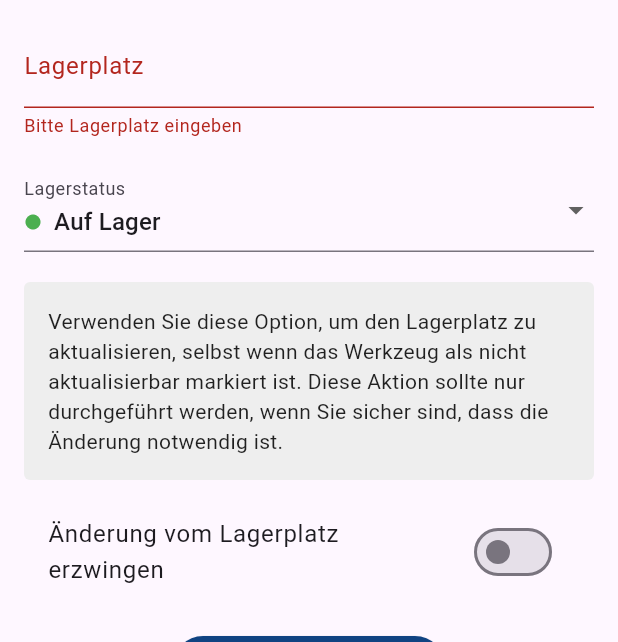
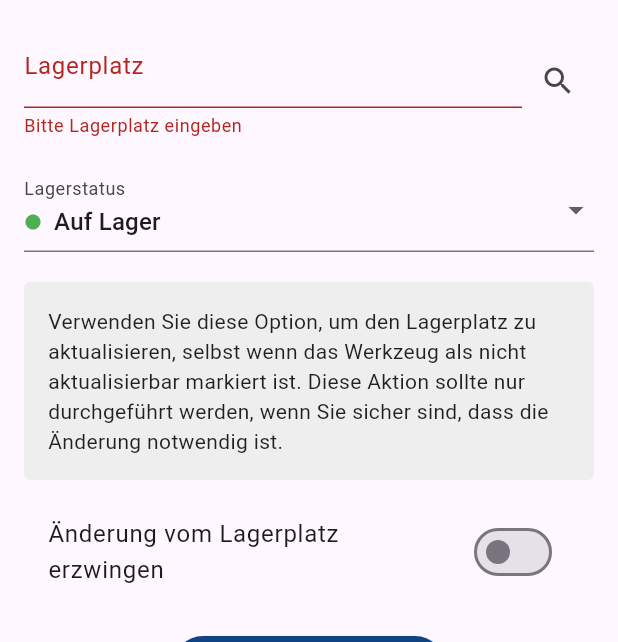
Before and after one commit to svenger87/ttp_urlcompleter, a Flutter app: the EditToolScreen screen opened directly with empty values, after a tap on "Lagerplatz speichern", on a phone screen of 412 x 824 dp, the part 84-726 px from its top. Run offline on Flutter 3.47's test engine with Material 3 defaults, Android fonts, the phone set to English and light mode, and no system bars; our stand-ins replace flutter_typeahead, shared_preferences, vibration, video_player; missing offline and left inert: flutter_webview_plugin, pdfx, qr_code_scanner, video_player_win, webview_windows, window_manager; accounts and stored records are empty; network calls fail.

Commit message:
Add free_storages_screen to select free storage

```diff
--- a/lib/edit_tool_screen.dart
+++ b/lib/edit_tool_screen.dart
@@ -1,8 +1,9 @@
-// ignore_for_file: library_private_types_in_public_api, use_build_context_synchronouslyyy
+// ignore_for_file: library_private_types_in_public_api, use_build_context_synchronously, prefer_const_constructors
 
 import 'package:flutter/material.dart';
 import 'tool_service.dart';
 import 'tool.dart';
+import 'free_storages_screen.dart';
 
 class EditToolScreen extends StatefulWidget {
   final Tool tool;
@@ -14,7 +15,7 @@ class EditToolScreen extends StatefulWidget {
 
 class _EditToolScreenState extends State<EditToolScreen> {
   final _formKey = GlobalKey<FormState>();
-  late String _storageLocation;
+  late TextEditingController _storageLocationController;
   late String _storageStatus;
   bool _isLoading = false;
   bool _hasError = false;
@@ -23,7 +24,10 @@ class _EditToolScreenState extends State<EditToolScreen> {
   @override
   void initState() {
     super.initState();
-    _storageLocation = widget.tool.storageLocation;
+
+    // Initialize the controller with the existing storage location
+    _storageLocationController =
+        TextEditingController(text: widget.tool.storageLocation);
 
     // Normalize _storageStatus to lowercase for case-insensitive handling
     _storageStatus = widget.tool.storageStatus.toLowerCase();
@@ -31,6 +35,27 @@ class _EditToolScreenState extends State<EditToolScreen> {
     // Ensure _storageStatus matches one of the dropdown values
     if (_storageStatus != 'in stock' && _storageStatus != 'out of stock') {
       _storageStatus = 'in stock'; // Default to 'in stock' if no match
+    }
+  }
+
+  @override
+  void dispose() {
+    // Dispose the controller when the widget is disposed
+    _storageLocationController.dispose();
+    super.dispose();
+  }
+
+  Future<void> _selectFreeStorage() async {
+    final selectedStorage = await Navigator.push<String>(
+      context,
+      MaterialPageRoute(builder: (context) => FreeStoragesScreen()),
+    );
+
+    if (selectedStorage != null) {
+      setState(() {
+        // Update the text field's value via the controller
+        _storageLocationController.text = selectedStorage;
+      });
     }
   }
 
@@ -47,7 +72,7 @@ class _EditToolScreenState extends State<EditToolScreen> {
     try {
       final result = await ToolService().updateTool(
         widget.tool.id,
-        _storageLocation,
+        _storageLocationController.text, // Use the controller's value
         storageStatus: _storageStatus,
         doNotUpdate: doNotUpdate,
         forceUpdate: _forceUpdate,
@@ -59,7 +84,7 @@ class _EditToolScreenState extends State<EditToolScreen> {
         );
         Navigator.pop(context);
       } else if (result == 'ignored') {
-        if (_storageLocation.toLowerCase() !=
+        if (_storageLocationController.text.toLowerCase() !=
             widget.tool.storageLocation.toLowerCase()) {
           ScaffoldMessenger.of(context).showSnackBar(
             const SnackBar(
@@ -171,21 +196,28 @@ class _EditToolScreenState extends State<EditToolScreen> {
                     child: Column(
                       crossAxisAlignment: CrossAxisAlignment.start,
                       children: [
-                        TextFormField(
-                          initialValue: _storageLocation,
-                          decoration:
-                              const InputDecoration(labelText: 'Lagerplatz'),
-                          onChanged: (value) {
-                            setState(() {
-                              _storageLocation = value;
-                            });
-                          },
+                        Row(
+                          children: [
+                            Expanded(
+                              child: TextFormField(
+                                controller: _storageLocationController,
+                                decoration: const InputDecoration(
+                                  labelText: 'Lagerplatz',
+                                ),
                                 validator: (value) {
                                   if (value == null || value.isEmpty) {
                                     return 'Bitte Lagerplatz eingeben';
                                   }
                                   return null;
                                 },
+                              ),
+                            ),
+                            IconButton(
+                              icon: const Icon(Icons.search),
+                              onPressed: _selectFreeStorage,
+                              tooltip: 'Freie Lagerplätze anzeigen',
+                            ),
+                          ],
                         ),
                         const SizedBox(height: 20),
 
--- a/lib/tool.dart
+++ b/lib/tool.dart
@@ -1,5 +1,3 @@
-//
-
 class Tool {
   final int id;
   final String toolNumber;
```
Also changed, not shown: lib/free_storages_screen.dart (added, +66 -0 lines), lib/tool_service.dart (+13 -2 lines), lib/tool_ui.dart (+74 -10 lines). Lines whose indentation alone changed are shown as unchanged.
